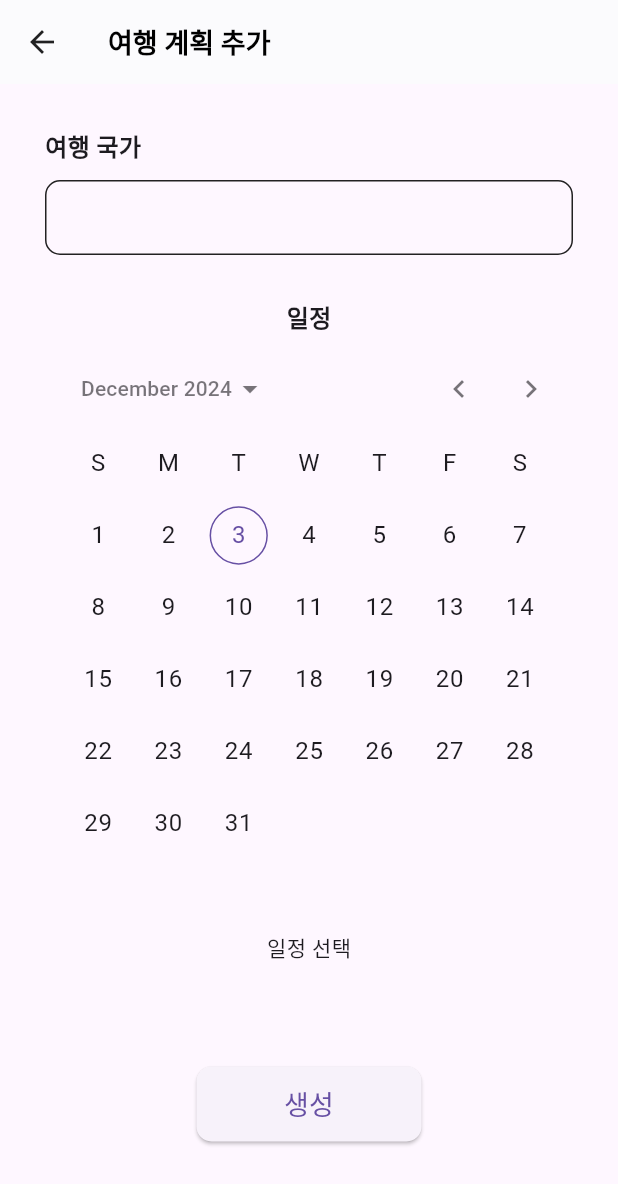
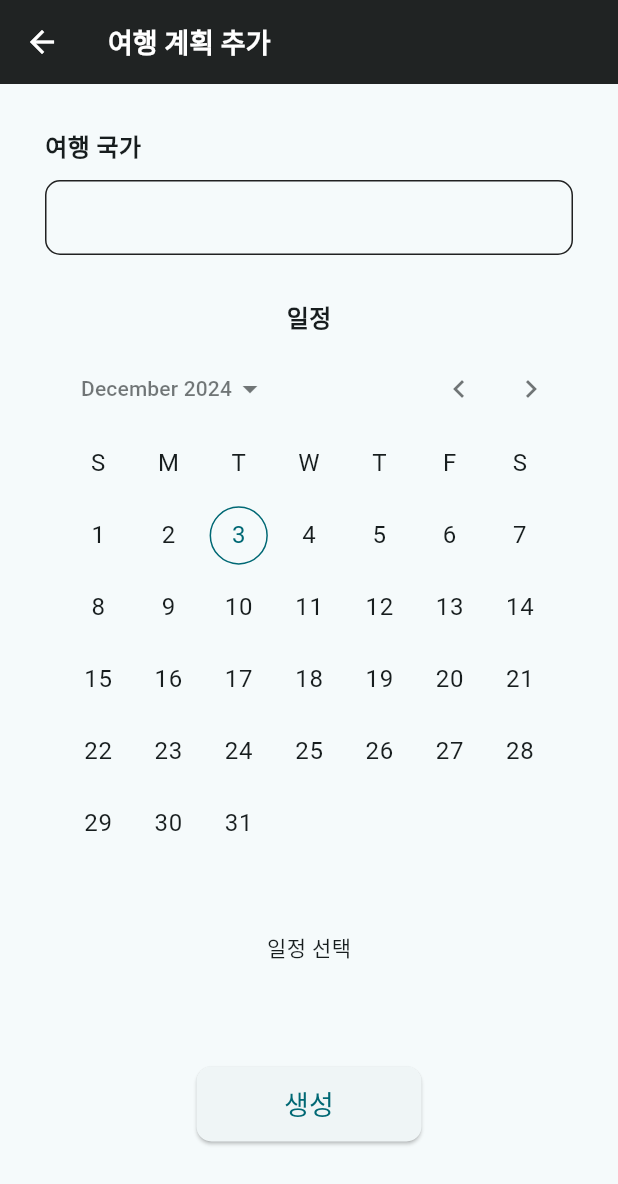
Before and after one commit to ecar1234/ready_go_app, a Flutter app: the screen it shows after launch, after a tap on the "add" icon, on a phone screen of 412 x 824 dp. Shown: the top 1184 px of the screen. Run offline on Flutter 3.47's test engine with Material 3 defaults, Android fonts, the phone set to English and light mode, and no system bars; drawn by our look-alikes of calendar_date_picker2; our stand-ins replace accordion, expandable_page_view, flutter_bloc, flutter_slidable, gap, get and 4 more; accounts and stored records are empty; Roboto replaces fonts that are missing (Nanum).

Commit message:
add dark mode option function

```diff
--- a/lib/main.dart
+++ b/lib/main.dart
@@ -1,6 +1,7 @@
 import 'package:flutter/material.dart';
 import 'package:provider/provider.dart';
 import 'package:ready_go_project/presentation/main_page.dart';
+import 'package:ready_go_project/provider/theme_mode_provider.dart';
 import 'package:ready_go_project/service_locator.dart';
 
 import 'provider/Roaming_provider.dart';
@@ -21,7 +22,8 @@ void main() async {
       ChangeNotifierProvider(create: (_) => SuppliesProvider()),
       ChangeNotifierProvider(create: (_) => RoamingProvider()),
       ChangeNotifierProvider(create: (_) => AccountProvider()),
-      ChangeNotifierProvider(create: (_) => AccommodationProvider())
+      ChangeNotifierProvider(create: (_) => AccommodationProvider()),
+      ChangeNotifierProvider(create: (_) => ThemeModeProvider())
     ],
     child: const MainPage(),)
   );
--- a/lib/presentation/main_page.dart
+++ b/lib/presentation/main_page.dart
@@ -1,65 +1,109 @@
-import 'package:flutter/cupertino.dart';
 import 'package:flutter/foundation.dart';
 import 'package:flutter/material.dart';
-import 'package:flutter/painting.dart';
 import 'package:flutter_bloc/flutter_bloc.dart';
 import 'package:flutter_slidable/flutter_slidable.dart';
 import 'package:gap/gap.dart';
 import 'package:get/get.dart';
 import 'package:ready_go_project/bloc/data_bloc.dart';
 import 'package:ready_go_project/presentation/add_plan_page.dart';
+import 'package:ready_go_project/presentation/option_page.dart';
 import 'package:ready_go_project/presentation/plan_page.dart';
 import 'package:ready_go_project/provider/Roaming_provider.dart';
 import 'package:ready_go_project/provider/accommodation_provider.dart';
 import 'package:ready_go_project/provider/account_provider.dart';
 import 'package:ready_go_project/provider/images_provider.dart';
 import 'package:ready_go_project/provider/supplies_provider.dart';
+import 'package:ready_go_project/provider/theme_mode_provider.dart';
 import 'package:ready_go_project/util/date_util.dart';
 
 import '../data/models/plan_model/plan_model.dart';
 import '../provider/plan_list_provider.dart';
 
-class MainPage extends StatelessWidget {
+class MainPage extends StatefulWidget {
   const MainPage({super.key});
 
   @override
+  State<MainPage> createState() => _MainPageState();
+}
+
+class _MainPageState extends State<MainPage> {
+  @override
+  void initState() {
+    // TODO: implement initState
+    super.initState();
+    Future.microtask(() => {context.read<ThemeModeProvider>().getThemeMode()});
+  }
+
+  @override
   Widget build(BuildContext context) {
+    bool isDarkMode = context.watch<ThemeModeProvider>().isDarkMode;
     return BlocProvider(
       create: (_) => DataBloc(),
       child: GetMaterialApp(
           debugShowCheckedModeBanner: false,
           theme: ThemeData(
             useMaterial3: true,
+            colorScheme: ColorScheme.fromSeed(seedColor: Colors.white, tertiary: Colors.grey, brightness: Brightness.light),
             floatingActionButtonTheme: const FloatingActionButtonThemeData(
               backgroundColor: Colors.white,
             ),
             inputDecorationTheme: const InputDecorationTheme(
+              labelStyle: TextStyle(color: Colors.black87),
               focusedBorder: OutlineInputBorder(
                 borderSide: BorderSide(
                   color: Colors.black87, // 원하는 색상
                   width: 1.0,
                 ),
-                  borderRadius: BorderRadius.all(Radius.circular(10))
+                borderRadius: BorderRadius.all(Radius.circular(10)),
               ),
               enabledBorder: OutlineInputBorder(
                   borderSide: BorderSide(
                     color: Colors.black87, // 원하는 색상
                     width: 1.0,
                   ),
-                  borderRadius: BorderRadius.all(Radius.circular(10))
-              ),
+                  borderRadius: BorderRadius.all(Radius.circular(10))),
             ),
             textSelectionTheme: const TextSelectionThemeData(cursorColor: Colors.black87),
             fontFamily: 'Nanum',
             appBarTheme: const AppBarTheme(
-              titleTextStyle: TextStyle(color: Colors.black, fontSize: 18, fontFamily: 'Nanum'),
-              backgroundColor: Colors.white,
+              titleTextStyle: TextStyle(color: Colors.white, fontSize: 18, fontFamily: 'Nanum'),
+              backgroundColor: Colors.black87,
               elevation: 0.5,
-              iconTheme: IconThemeData(color: Colors.black87),
+              iconTheme: IconThemeData(color: Colors.white),
             ),
           ),
-          darkTheme: ThemeData.dark(),
-          themeMode: MediaQuery.of(context).platformBrightness == Brightness.light ? ThemeMode.light : ThemeMode.dark,
+          darkTheme: ThemeData(
+            useMaterial3: true,
+            colorScheme: ColorScheme.fromSeed(seedColor: Colors.black87, tertiary: Colors.grey, brightness: Brightness.dark),
+            floatingActionButtonTheme: const FloatingActionButtonThemeData(
+              backgroundColor: Colors.white,
+            ),
+            inputDecorationTheme: const InputDecorationTheme(
+              labelStyle: TextStyle(color: Colors.white),
+              focusedBorder: OutlineInputBorder(
+                borderSide: BorderSide(
+                  color: Colors.white, // 원하는 색상
+                  width: 1.0,
+                ),
+                borderRadius: BorderRadius.all(Radius.circular(10)),
+              ),
+              enabledBorder: OutlineInputBorder(
+                  borderSide: BorderSide(
+                    color: Colors.white, // 원하는 색상
+                    width: 1.0,
+                  ),
+                  borderRadius: BorderRadius.all(Radius.circular(10))),
+            ),
+            textSelectionTheme: const TextSelectionThemeData(cursorColor: Colors.white),
+            fontFamily: 'Nanum',
+            appBarTheme: const AppBarTheme(
+              titleTextStyle: TextStyle(color: Colors.white, fontSize: 18, fontFamily: 'Nanum'),
+              backgroundColor: Colors.black87,
+              elevation: 0.5,
+              iconTheme: IconThemeData(color: Colors.white),
+            ),
+          ),
+          themeMode: isDarkMode ? ThemeMode.dark : ThemeMode.light,
           home: const MainPage2()),
     );
   }
@@ -76,7 +120,7 @@ class _MainPage2State extends State<MainPage2> {
   @override
   Widget build(BuildContext context) {
     final list = context.watch<PlanListProvider>().planList;
-
+    bool isDarkMode = context.watch<ThemeModeProvider>().isDarkMode;
     return BlocBuilder<DataBloc, DataState>(builder: (context, state) {
       if (state.state == DataStatus.beforePlanList) {
         context.read<PlanListProvider>().getPlanList();
@@ -88,13 +132,14 @@ class _MainPage2State extends State<MainPage2> {
       }
       return Scaffold(
         appBar: AppBar(
-          leading: IconButton(
-              onPressed: () {},
-              icon: Image.asset(
-                  MediaQuery.of(context).platformBrightness == Brightness.dark ? 'assets/images/logo_white.png' : 'assets/images/logo.png')),
+          leading: IconButton(onPressed: () {}, icon: Image.asset('assets/images/logo_white.png')),
           leadingWidth: 120,
           actions: [
-            IconButton(onPressed: () {}, icon: const Icon(Icons.settings)),
+            IconButton(
+                onPressed: () {
+                  Get.to(() => const OptionPage());
+                },
+                icon: const Icon(Icons.settings)),
             const SizedBox(
               width: 10,
             )
@@ -112,7 +157,7 @@ class _MainPage2State extends State<MainPage2> {
                       ],
                     ),
                   )
-                : _planListSection(context, list)),
+                : _planListSection(context, list, isDarkMode)),
         floatingActionButton: FloatingActionButton(
           // backgroundColor: Colors.black87,
           child: const Icon(
@@ -129,7 +174,7 @@ class _MainPage2State extends State<MainPage2> {
     });
   }
 
-  Widget _planListSection(BuildContext context, List<PlanModel> list) {
+  Widget _planListSection(BuildContext context, List<PlanModel> list, bool isDarkMode) {
     return ListView.separated(
         primary: false,
         itemBuilder: (context, idx) {
@@ -153,16 +198,13 @@ class _MainPage2State extends State<MainPage2> {
                       context.read<ImagesProvider>().removeAllData(list[idx].id!);
                       context.read<RoamingProvider>().removeAllData(list[idx].id!);
                       context.read<SuppliesProvider>().removeAllData(list[idx].id!);
-
                     })
               ]),
               child: Container(
                 width: 600,
                 height: 100,
                 padding: const EdgeInsets.all(20),
-                decoration: BoxDecoration(
-                    border: Border.all(color: MediaQuery.of(context).platformBrightness == Brightness.dark ? Colors.white : Colors.black87),
-                    borderRadius: BorderRadius.circular(10)),
+                decoration: BoxDecoration(border: Border.all(color: isDarkMode ? Colors.white : Colors.black87), borderRadius: BorderRadius.circular(10)),
                 child: Column(
                   mainAxisAlignment: MainAxisAlignment.spaceBetween,
                   crossAxisAlignment: CrossAxisAlignment.start,
@@ -189,7 +231,7 @@ class _MainPage2State extends State<MainPage2> {
             ),
           );
         },
-        separatorBuilder: (context, idx) => const Gap(10),
+        separatorBuilder: (context, idx) => const Gap(20),
         itemCount: list.length);
   }
 }
--- a/lib/presentation/plan_page.dart
+++ b/lib/presentation/plan_page.dart
@@ -9,6 +9,7 @@ import 'package:ready_go_project/presentation/account_book_page.dart';
 import 'package:ready_go_project/presentation/air_ticket_page.dart';
 import 'package:ready_go_project/presentation/roaming_page.dart';
 import 'package:ready_go_project/presentation/supplies_page.dart';
+import 'package:ready_go_project/provider/theme_mode_provider.dart';
 // import 'package:ready_go_project/presentation/tour_page.dart';
 
 import '../data/models/plan_model/plan_model.dart';
@@ -46,6 +47,7 @@ class _PlanPageState extends State<PlanPage> {
       // context.read<ImagesProvider>().getImgList(widget.plan.id!);
       context.read<DataBloc>().add(DataLoadingPlanEvent());
     }
+    bool isDarkMode = context.watch<ThemeModeProvider>().isDarkMode;
     return Scaffold(
       appBar: AppBar(
         title: const Text("여행준비"),
@@ -99,10 +101,10 @@ class _PlanPageState extends State<PlanPage> {
                               return;
                           }
                         },
-                        style: ElevatedButton.styleFrom(side: const BorderSide(color: Colors.grey)),
+                        style: ElevatedButton.styleFrom(side: BorderSide(color: isDarkMode?Colors.white:Colors.black87)),
                         child: Text(
                           itemList[idx],
-                          style: const TextStyle(fontWeight: FontWeight.w600),
+                          style: TextStyle(color: isDarkMode?Colors.white:Colors.black87, fontWeight: FontWeight.w600),
                         ),
                       ),
                     );
--- /dev/null
+++ b/lib/provider/theme_mode_provider.dart
@@ -0,0 +1,30 @@
+import 'package:flutter/material.dart';
+import 'package:get_it/get_it.dart';
+import 'package:ready_go_project/data/data_source/preference/dark_mode_preference.dart';
+
+class ThemeModeProvider with ChangeNotifier {
+  DarkModePreference get pref => DarkModePreference.singleton;
+
+  bool _isDarkMode = false;
+
+  bool get isDarkMode => _isDarkMode;
+
+  Future<void> getThemeMode()async{
+    bool? mode = await pref.getModeState();
+    if(mode != null){
+      _isDarkMode = mode;
+    }else{
+      if(ThemeMode.system == ThemeMode.light){
+        _isDarkMode = false;
+      }else if(ThemeMode.system == ThemeMode.dark) {
+        _isDarkMode = true;
+      }
+    }
+    notifyListeners();
+  }
+  Future<void> changedThemeMode(bool mode)async{
+    await pref.setMode(mode);
+    _isDarkMode = mode;
+    notifyListeners();
+  }
+}
--- a/lib/service_locator.dart
+++ b/lib/service_locator.dart
@@ -15,8 +15,7 @@ import 'package:ready_go_project/domain/use_cases/supplies_use_case.dart';
 
 final _getIt = GetIt.instance;
 Future<void> serviceLocator()async{
-
-  //useCases
+   //useCases
   _getIt.registerSingleton<AccommodationUseCase>(AccommodationUseCase());
   _getIt.registerSingleton<AccountUseCase>(AccountUseCase());
   _getIt.registerSingleton<ImageUseCase>(ImageUseCase());
```
Also changed, not shown: lib/presentation/accommodation_page.dart (+12 -13 lines), lib/presentation/account_book_page.dart (+37 -39 lines), lib/presentation/option_page.dart (added, +56 -0 lines), lib/presentation/supplies_page.dart (+2 -5 lines).
